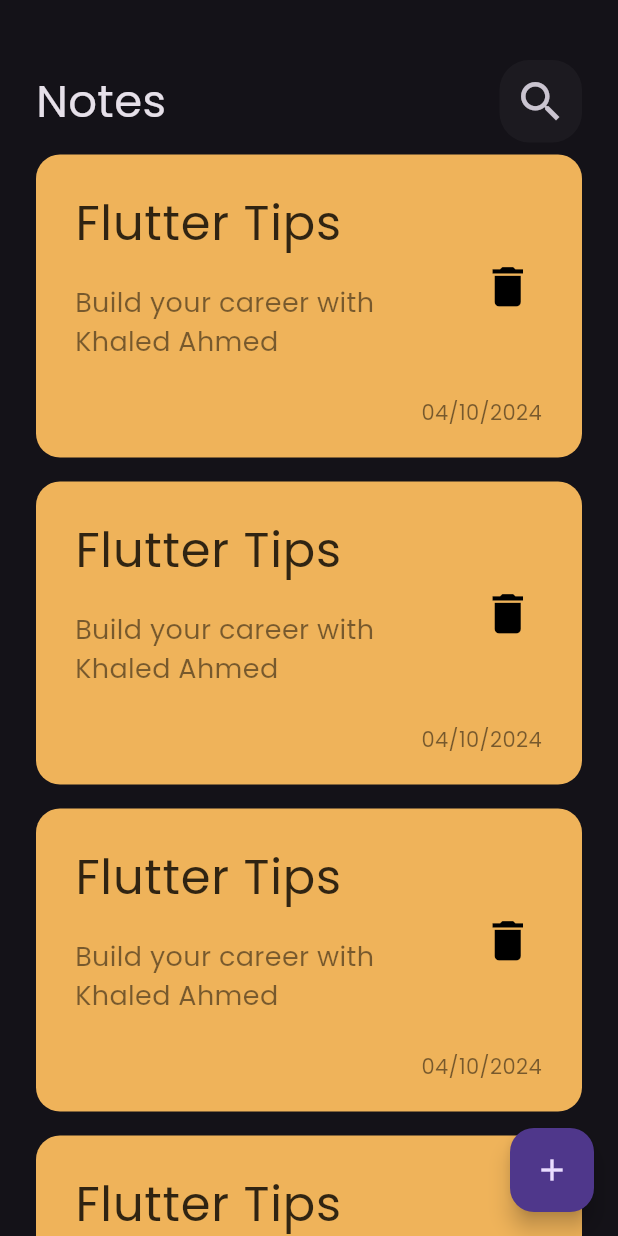
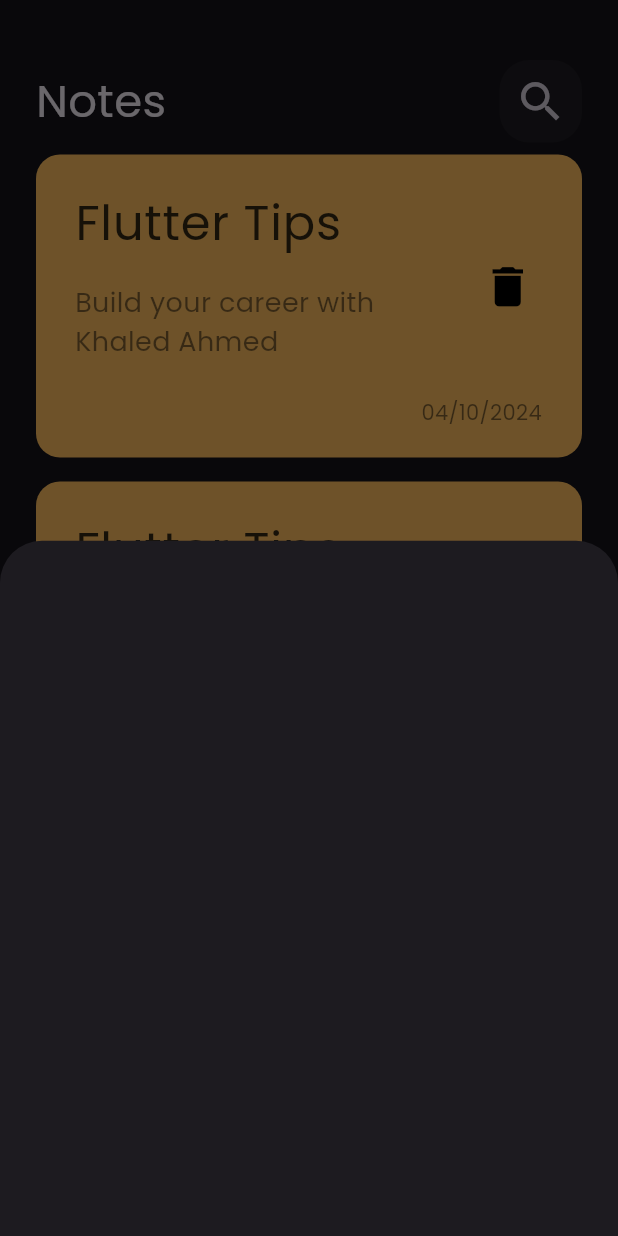
Before and after one commit to khaledahmed88850/Notes_App, a Flutter app: the screen it shows after launch, after a tap on the "add" icon, on a phone screen of 412 x 824 dp. Run offline on Flutter 3.47's test engine with Material 3 defaults, Android fonts, the phone set to English and light mode, and no system bars.

Commit message:
show model button sheet

```diff
--- a/lib/pages/home_page.dart
+++ b/lib/pages/home_page.dart
@@ -1,4 +1,5 @@
 import 'package:flutter/material.dart';
+import 'package:notes_app/widgets/add_note_button_sheet.dart';
 import 'package:notes_app/widgets/notes_view.dart';
 
 class HomePage extends StatelessWidget {
@@ -6,8 +7,15 @@ class HomePage extends StatelessWidget {
   static String id = 'Home Page';
   @override
   Widget build(BuildContext context) {
-    return  Scaffold(
-      floatingActionButton: FloatingActionButton(onPressed: () {} , child: const Icon(Icons.add),),
+    return Scaffold(
+      floatingActionButton: FloatingActionButton(
+        onPressed: () {
+          showModalBottomSheet(context: context, builder: (context) {
+            return AddNoteButtonSheet() ;
+          });
+        },
+        child: const Icon(Icons.add),
+      ),
       body: NotesView(),
     );
   }
--- /dev/null
+++ b/lib/widgets/add_note_button_sheet.dart
@@ -0,0 +1,10 @@
+import 'package:flutter/material.dart';
+
+class AddNoteButtonSheet extends StatelessWidget {
+  const AddNoteButtonSheet({super.key});
+
+  @override
+  Widget build(BuildContext context) {
+    return Container();
+  }
+}
--- a/lib/widgets/notes_listview.dart
+++ b/lib/widgets/notes_listview.dart
@@ -10,6 +10,7 @@ class NotesListView extends StatelessWidget {
   @override
   Widget build(BuildContext context) {
     return ListView.builder(
+      padding: EdgeInsets.zero,
       itemCount: 6,
       itemBuilder: (context , index)
     {
```
